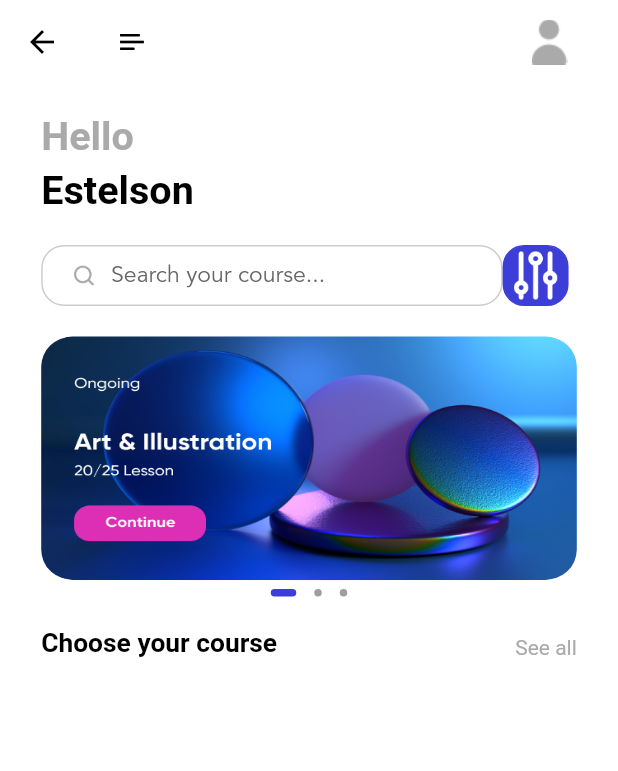
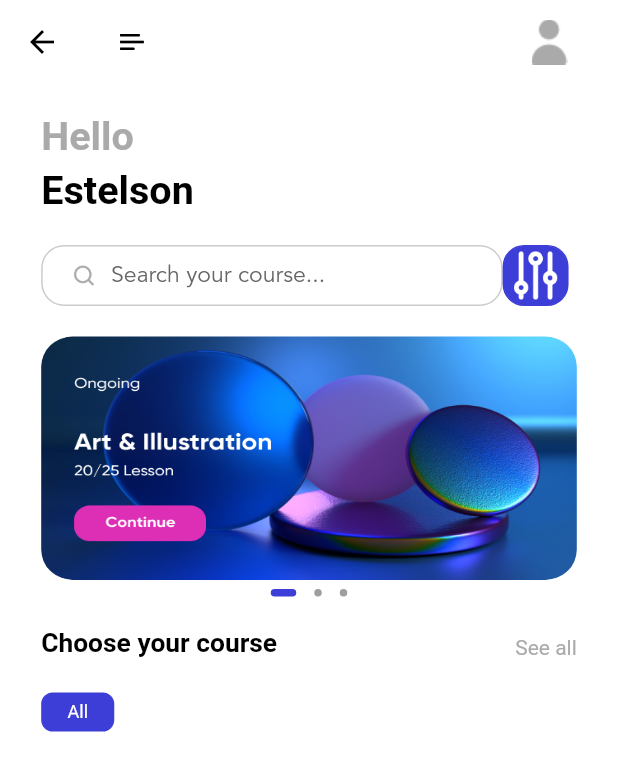
Before and after one commit to estelson/ulearning_app, a Flutter app: the HomePage screen opened by its route, on a phone screen of 412 x 824 dp. Shown: the top 771 px of the screen. Run offline on Flutter 3.47's test engine with Material 2 defaults, Android fonts, the phone set to English and light mode, and no system bars; drawn by our look-alikes of dots_indicator; our stand-ins replace cloud_firestore, firebase_auth, firebase_core, flutter_bloc, flutter_screenutil, fluttertoast and 1 more; accounts and stored records are empty; generated files the repository leaves out were written again.

Commit message:
Seção 13: Home page and course button - part 17

```diff
--- a/lib/pages/home/widgets/home_page_widgets.dart
+++ b/lib/pages/home/widgets/home_page_widgets.dart
@@ -194,6 +194,9 @@ Widget _slidersContainer({String path = "assets/icons/art.png"}) {
 Widget menuView() {
   return Column(
     children: [
+      /*Container(
+        width: 325.w,
+        child: */
       Row(
         mainAxisAlignment: MainAxisAlignment.spaceBetween,
         crossAxisAlignment: CrossAxisAlignment.end,
@@ -213,6 +216,28 @@ Widget menuView() {
           )
         ],
       ),
+      /*),*/
+      Container(
+        margin: EdgeInsets.only(top: 20.w),
+        child: Row(
+          children: [
+            Container(
+              decoration: BoxDecoration(
+                color: AppColors.primaryElement,
+                borderRadius: BorderRadius.circular(7.w),
+                border: Border.all(color: AppColors.primaryElement),
+              ),
+              padding: EdgeInsets.only(left: 15.w, right: 15.w, top: 5.h, bottom: 5.h),
+              child: homePageText(
+                text: "All",
+                textColor: AppColors.primaryElementText,
+                marginTop: 0,
+                fontSize: 11.sp,
+              ),
+            ),
+          ],
+        ),
+      )
     ],
   );
 }
```
